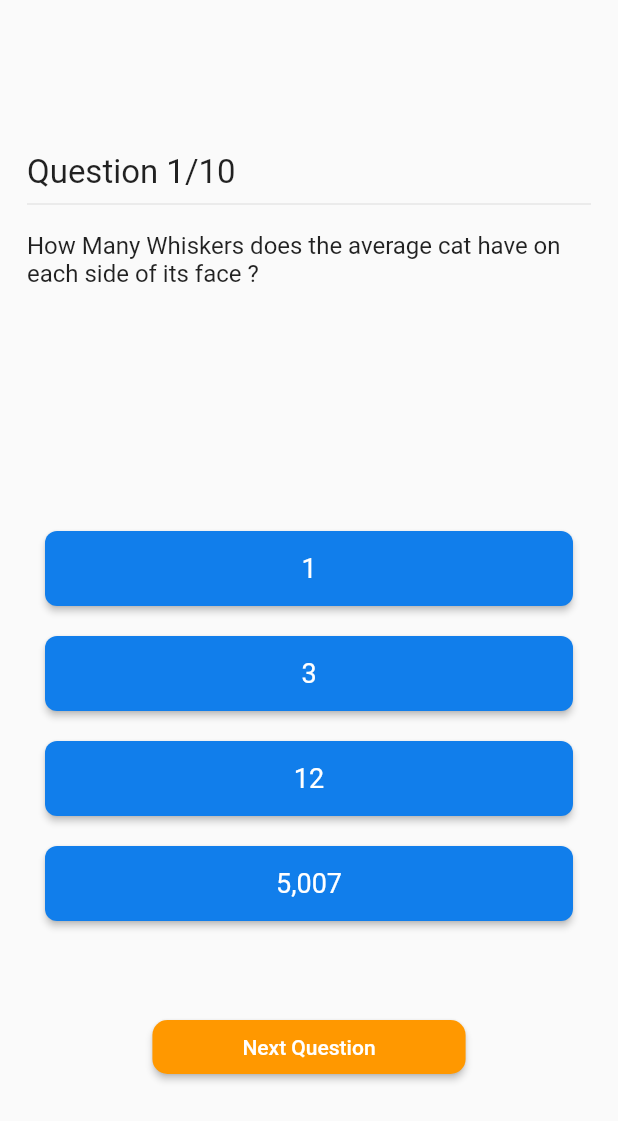
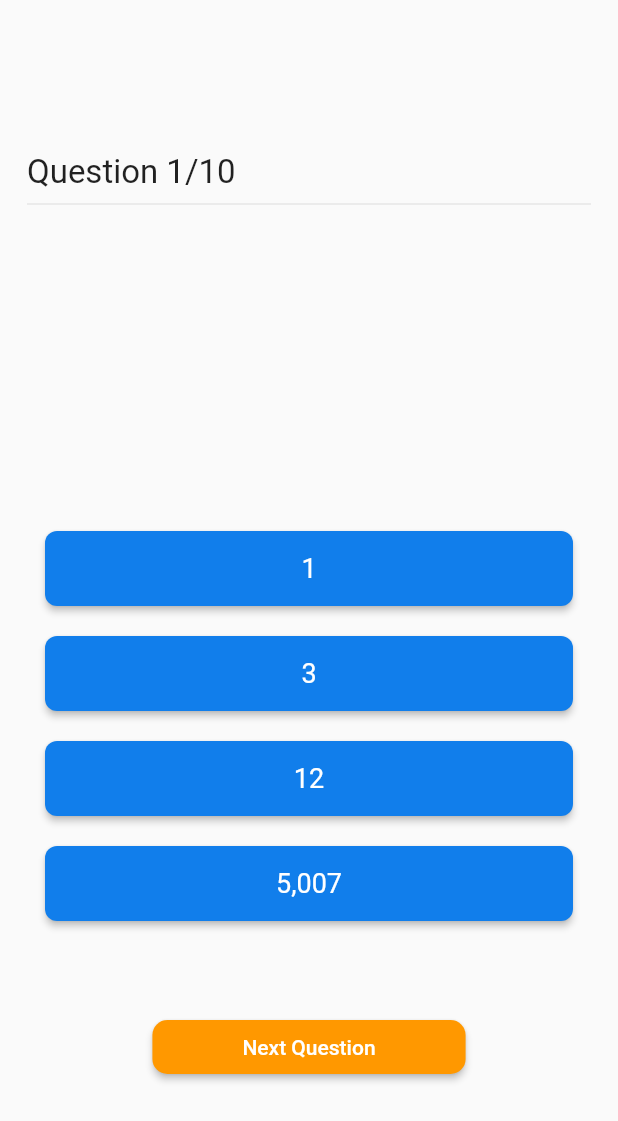
Before and after one commit to MuhammetVural/QuizzApp_with_DarkTheme, a Flutter app: the screen it shows after launch, after a tap on "Start the Quizz", on a phone screen of 412 x 824 dp. Shown: the top 1121 px of the screen. Run offline on Flutter 3.47's test engine with Material 2 defaults, Android fonts, the phone set to English and light mode, and no system bars.

```diff
--- a/lib/data/questions_example.dart
+++ b/lib/data/questions_example.dart
@@ -3,7 +3,7 @@ import '../model/question_model.dart';
 
 List<QuestionModel> questions = [
   QuestionModel(
-    "How Many Whiskers does the average cat have on each side of its face ?",
+    "",
     {
       "1": false,
       "3": false,
--- a/lib/main.dart
+++ b/lib/main.dart
@@ -43,6 +43,7 @@ class _MyAppState extends State<MyApp> {
   Widget build(BuildContext context) {
     return MaterialApp(
       title: 'Flutter Demo',
+      debugShowCheckedModeBanner: false,
       theme: lightTheme,
       darkTheme: darkTheme,
       themeMode: _themeManager.themeMode,
```
Also changed, not shown: 16 other files.
